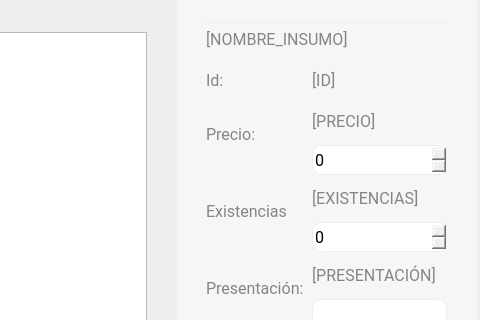
This is El-Patio/almacenista/almacenista_menu.ui in MrDanielG/IHC-ElPatio as Qt 5 draws it before an edit; both pictures show x 544 to 1024 and y 198 to 518 of the 1024 by 768 pixel window. The edited form follows.
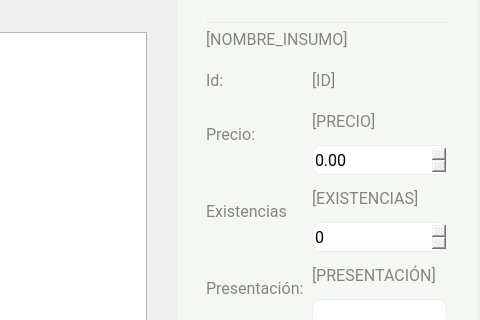
This is the edited form.

Commit message: actualizacion mostrar almacen

```diff
--- a/El-Patio/almacenista/almacenista_menu.ui
+++ b/El-Patio/almacenista/almacenista_menu.ui
@@ -880,7 +880,7 @@
        </widget>
       </item>
       <item>
-       <widget class="QSpinBox" name="spinBox_precio">
+       <widget class="QDoubleSpinBox" name="spinBox_precio">
         <property name="minimumSize">
          <size>
           <width>100</width>
```
The commit also changes 1 other file.
